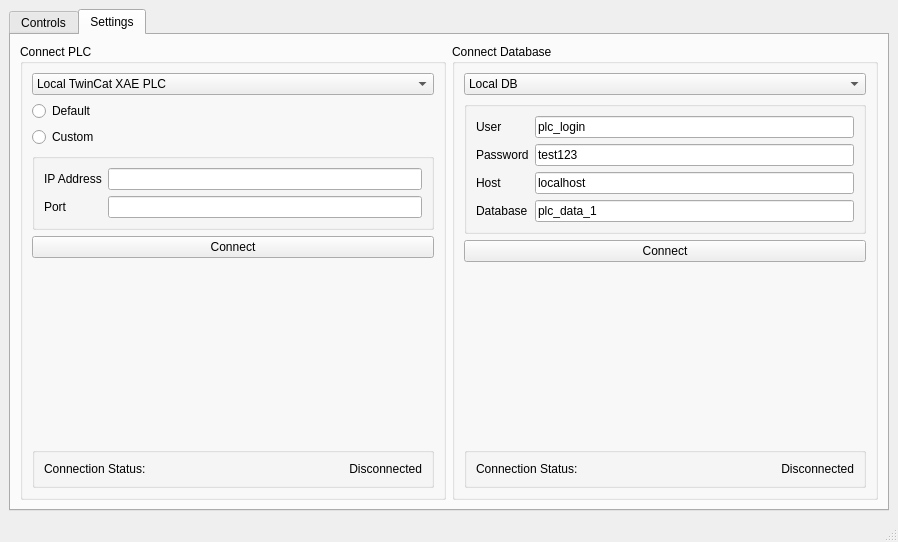
janFiedler1/python-PLC-interface, file mainwindow.ui: the form before one commit.
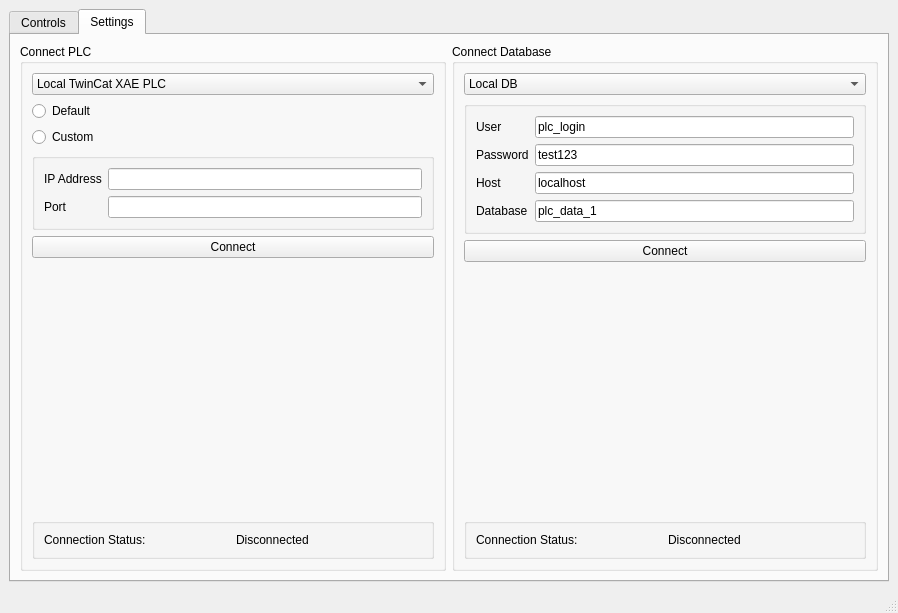
The form after the commit. The open tabs and pages were chosen to show the change.

Diff of the .ui file:
```diff
--- a/mainwindow.ui
+++ b/mainwindow.ui
@@ -7,7 +7,7 @@
     <x>0</x>
     <y>0</y>
     <width>898</width>
-    <height>542</height>
+    <height>613</height>
    </rect>
   </property>
   <property name="windowTitle">
@@ -224,9 +224,6 @@
            </item>
            <item>
             <spacer name="verticalSpacer_4">
-             <property name="orientation">
-              <enum>Qt::Orientation::Vertical</enum>
-             </property>
              <property name="sizeHint" stdset="0">
               <size>
                <width>20</width>
@@ -253,9 +250,6 @@
                 <property name="text">
                  <string>Disconnected</string>
                 </property>
-                <property name="alignment">
-                 <set>Qt::AlignmentFlag::AlignRight|Qt::AlignmentFlag::AlignTrailing|Qt::AlignmentFlag::AlignVCenter</set>
-                </property>
                </widget>
               </item>
              </layout>
@@ -365,9 +359,6 @@
            </item>
            <item>
             <spacer name="verticalSpacer">
-             <property name="orientation">
-              <enum>Qt::Orientation::Vertical</enum>
-             </property>
              <property name="sizeHint" stdset="0">
               <size>
                <width>20</width>
@@ -394,9 +385,6 @@
                 <property name="text">
                  <string>Disconnected</string>
                 </property>
-                <property name="alignment">
-                 <set>Qt::AlignmentFlag::AlignRight|Qt::AlignmentFlag::AlignTrailing|Qt::AlignmentFlag::AlignVCenter</set>
-                </property>
                </widget>
               </item>
              </layout>
```
Left out of the diff: 14 changed lines with no effect on the pictures.
